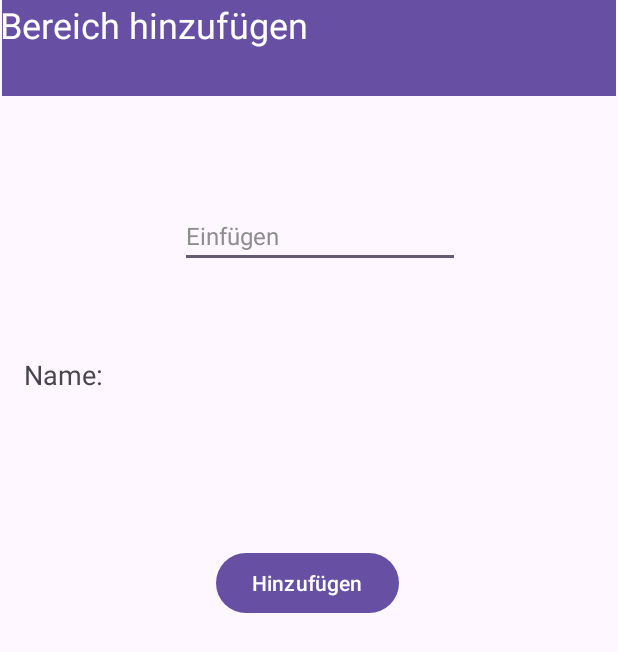
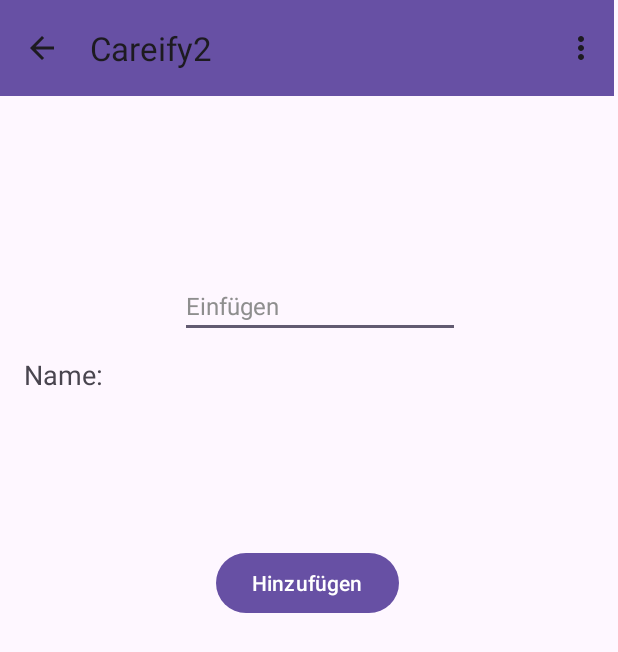
Before and after one commit to paeddym/Careify2, an Android app: the AddCategory screen opened directly, with no data from a screen before it, on a phone screen of 412 x 824 dp. Shown: the top 652 px of the screen. Run offline under Robolectric (Android 15) with nearby library versions, the phone set to English and light mode, and no system bars.

Commit message:
Added navigation to AddCategory

```diff
--- a/app/src/main/java/com/example/careify2/AddCategory.java
+++ b/app/src/main/java/com/example/careify2/AddCategory.java
@@ -2,7 +2,13 @@ package com.example.careify2;
 
 import androidx.appcompat.app.AppCompatActivity;
 
+import android.content.Intent;
 import android.os.Bundle;
+import android.view.Menu;
+import android.view.MenuInflater;
+import android.view.MenuItem;
+
+import com.google.android.material.snackbar.Snackbar;
 
 public class AddCategory extends AppCompatActivity {
 
@@ -10,5 +16,33 @@ public class AddCategory extends AppCompatActivity {
     protected void onCreate(Bundle savedInstanceState) {
         super.onCreate(savedInstanceState);
         setContentView(R.layout.activity_add_category);
+        setSupportActionBar(findViewById(R.id.toolbarAddCategory));
+
+        if (getSupportActionBar() != null){
+            getSupportActionBar().setDisplayHomeAsUpEnabled(true);
+            getSupportActionBar().setDisplayShowHomeEnabled(true);
+        }
+    }
+
+    @Override
+    public boolean onCreateOptionsMenu(Menu menu) {
+        MenuInflater inflater = getMenuInflater();
+        inflater.inflate(R.menu.add_menu, menu);
+        return true;
+    }
+
+    @Override
+    public boolean onOptionsItemSelected(MenuItem item) {
+        int id = item.getItemId();
+
+        if (id == R.id.app_bar_settings) {
+            Snackbar.make(findViewById(android.R.id.content), "To be implemented", Snackbar.LENGTH_SHORT).show();
+            return true;
+        }
+
+        if (id == android.R.id.home) {
+            startActivity(new Intent(AddCategory.this, Category.class));
+        }
+        return super.onOptionsItemSelected(item);
     }
 }
--- a/app/src/main/res/layout/activity_add_category.xml
+++ b/app/src/main/res/layout/activity_add_category.xml
@@ -23,13 +23,15 @@
         android:layout_height="wrap_content"
         android:layout_marginTop="72dp"
         android:layout_marginEnd="105dp"
+        android:layout_marginBottom="93dp"
         android:ems="10"
         android:inputType="text"
         android:text="Einfügen"
         android:textColor="#8E8E8E"
         android:textSize="16sp"
+        app:layout_constraintBottom_toTopOf="@+id/button"
         app:layout_constraintEnd_toEndOf="parent"
-        app:layout_constraintTop_toBottomOf="@+id/toolbar" />
+        app:layout_constraintTop_toBottomOf="@+id/toolbarAddCategory" />
 
     <Button
         android:id="@+id/button"
@@ -42,23 +44,13 @@
         app:layout_constraintStart_toStartOf="parent" />
 
     <androidx.appcompat.widget.Toolbar
-        android:id="@+id/toolbar"
+        android:id="@+id/toolbarAddCategory"
         android:layout_width="409dp"
         android:layout_height="wrap_content"
-        android:layout_marginStart="1dp"
         android:background="?attr/colorPrimary"
         android:minHeight="?attr/actionBarSize"
         android:theme="?attr/actionBarTheme"
         app:layout_constraintStart_toStartOf="parent"
         app:layout_constraintTop_toTopOf="parent" />
 
-    <TextView
-        android:id="@+id/textView2"
-        android:layout_width="wrap_content"
-        android:layout_height="wrap_content"
-        android:text="Bereich hinzufügen"
-        android:textColor="#FFFFFF"
-        android:textSize="24sp"
-        tools:layout_editor_absoluteX="102dp"
-        tools:layout_editor_absoluteY="16dp" />
 </androidx.constraintlayout.widget.ConstraintLayout>
--- /dev/null
+++ b/app/src/main/res/menu/add_menu.xml
@@ -0,0 +1,12 @@
+<?xml version="1.0" encoding="utf-8"?>
+<menu xmlns:app="http://schemas.android.com/apk/res-auto"
+    xmlns:android="http://schemas.android.com/apk/res/android">
+
+    <item
+        android:id="@+id/app_bar_settings"
+        android:title="Settings"
+        android:orderInCategory="100"
+        app:showAsAction="never" />
+
+
+</menu>
```
